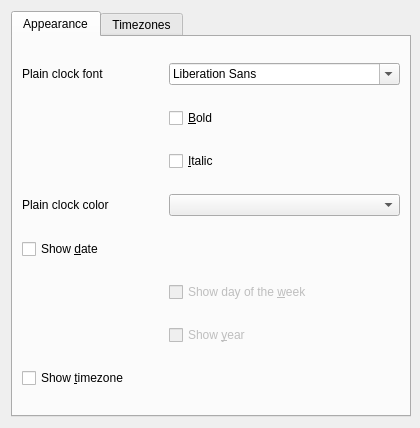
Qt form plasma/applets/digital-clock/clockConfig.ui (mgottschlag/kwin-tiling) before a commit.
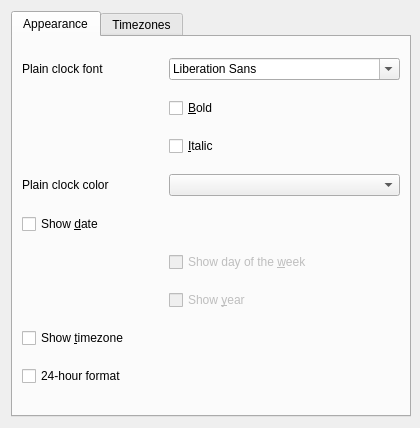
The same form after that commit. The open tabs and pages were chosen to show the change. Custom widgets are drawn as their Qt base class.

Commit message: - Don't default to show timezone when it's local - Make 24-hour / am/pm format configurable

```diff
--- a/plasma/applets/digital-clock/clockConfig.ui
+++ b/plasma/applets/digital-clock/clockConfig.ui
@@ -107,6 +107,13 @@
          </property>
         </widget>
        </item>
+       <item row="8" column="0" colspan="2" >
+        <widget class="QCheckBox" name="twentyFour" >
+         <property name="text" >
+          <string>24-hour format</string>
+         </property>
+        </widget>
+       </item>
       </layout>
      </widget>
      <widget class="QWidget" name="TimezonesTab" >
```
Left out of the diff: 2 changed lines with no effect on the pictures. The commit also changes 3 other files.
